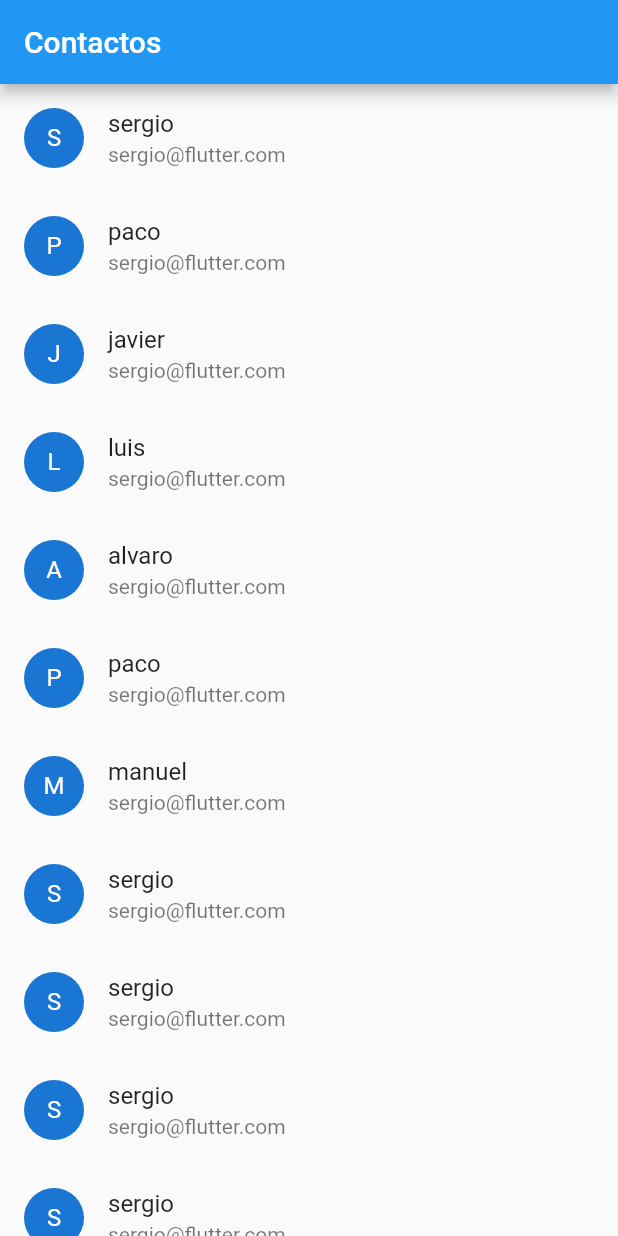
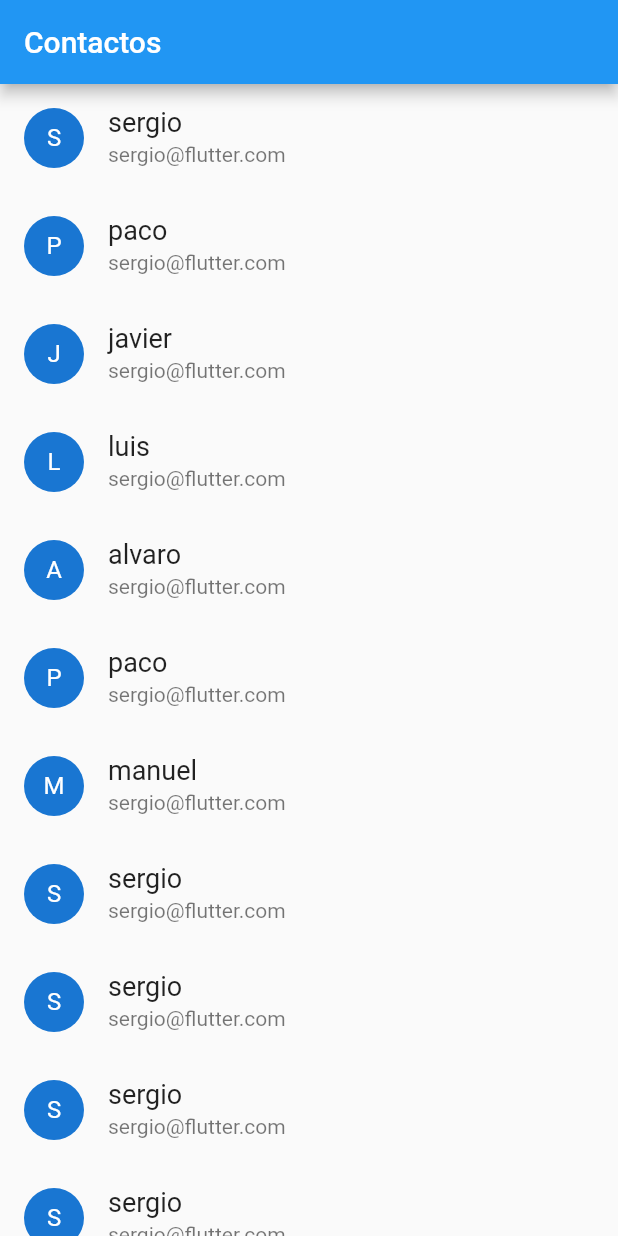
Before and after one commit to tronxi/widget-flutter, a Flutter app: the screen it shows after launch, on a phone screen of 412 x 824 dp. Run offline on Flutter 3.47's test engine with Material 2 defaults, Android fonts, the phone set to English and light mode, and no system bars.

Commit message:
nuevos widget

```diff
--- a/lib/pages/contactListView.dart
+++ b/lib/pages/contactListView.dart
@@ -18,7 +18,9 @@ class ContactoLista extends StatelessWidget{
       const ContactModel(name: "sergio", correo: "sergio@flutter.com"),
       const ContactModel(name: "sergio", correo: "sergio@flutter.com"),
       const ContactModel(name: "sergio", correo: "sergio@flutter.com"),
-      const ContactModel(name: "ulian", correo: "sergio@flutter.com"),
+      const ContactModel(name: "ulian", correo: "ulian@flutter.com"),
+      const ContactModel(name: "iti", correo: "ulian@comemeLosHuevos.com"),
+
     ];
   }
   @override
@@ -52,8 +54,17 @@ class ContactItem extends StatelessWidget{
         leading: CircleAvatar(
           child: Text((_contact.name[0].toUpperCase()))
         ),
-        title: Text(_contact.name),
-        subtitle: Text(_contact.correo),
+        title: Align(
+          child: new Text(_contact.name,
+            style: TextStyle(
+              fontSize: 18
+            ),),
+          alignment: Alignment.topLeft
+        ),
+        subtitle: Align(
+            child: new Text(_contact.correo),
+            alignment: Alignment.bottomLeft
+        ),
       );
   }
 
```
